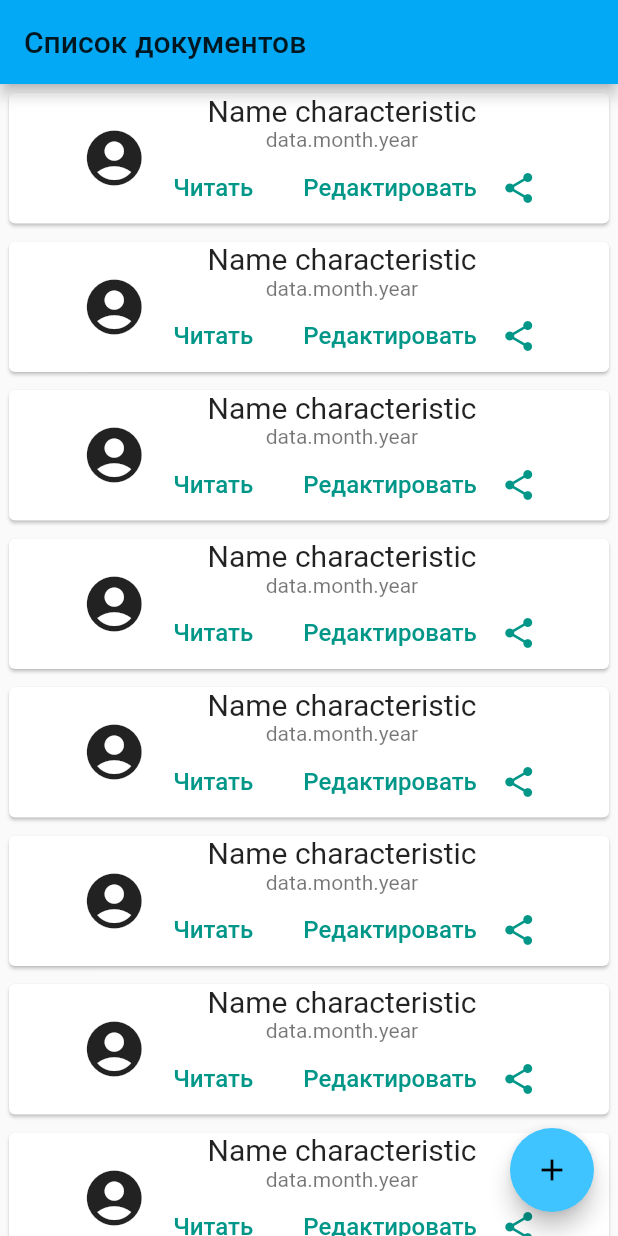
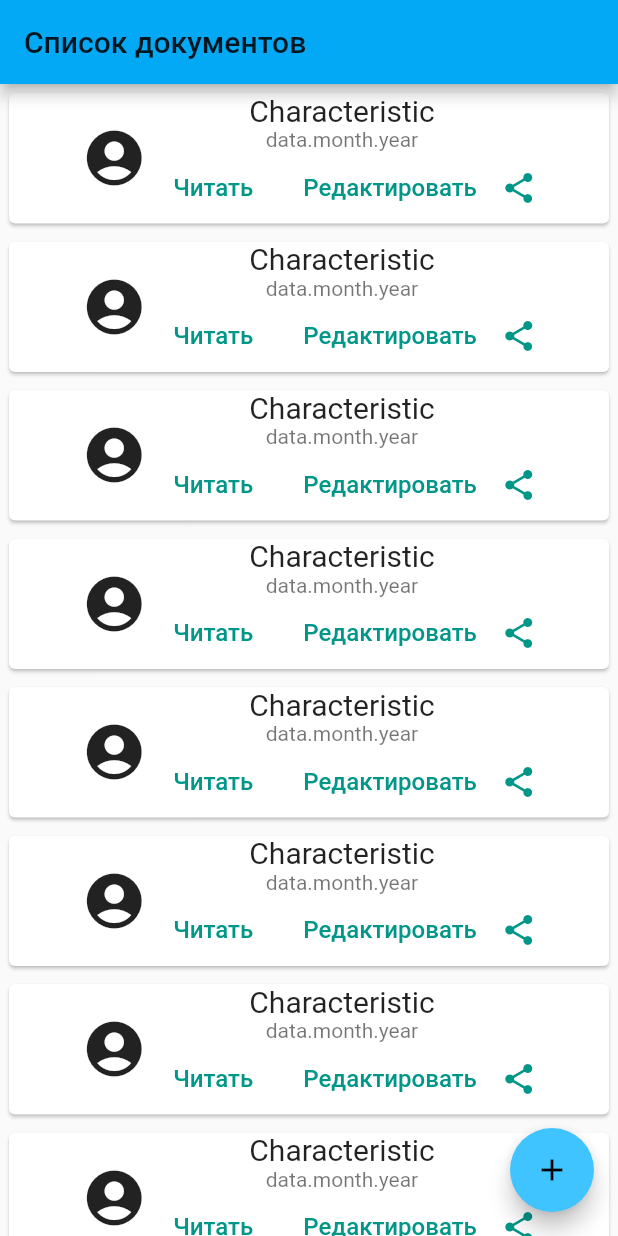
Before and after one commit to CoMatu/flutter_app2, a Flutter app: the screen it shows after launch, on a phone screen of 412 x 824 dp. Run offline on Flutter 3.47's test engine with Material 2 defaults, Android fonts, the phone set to English and light mode, and no system bars.

```diff
--- a/lib/CharacteristListItem.dart
+++ b/lib/CharacteristListItem.dart
@@ -13,7 +13,7 @@ class CharacteristListItem extends StatelessWidget{
             size: 44.0,),
             new Column(
                 children: <Widget>[
-                  new Text('Name characteristic',
+                  new Text('Сharacteristic',
                   style: new TextStyle(
                     fontSize: 20.0,
                   ),
--- a/lib/main.dart
+++ b/lib/main.dart
@@ -18,6 +18,7 @@ void main() => runApp(new MaterialApp(
 );
 
 class CharacteristList extends StatelessWidget {
+
   @override
   Widget build(BuildContext context) {
     return new Scaffold(
@@ -25,7 +26,7 @@ class CharacteristList extends StatelessWidget {
         title: const Text('Список документов'),
       ),
       body: new ListView.builder(
-            itemCount: 12,
+            itemCount: 8,
             itemBuilder: (context, index){
               return new CharacteristListItem();
             },
@@ -431,6 +432,7 @@ class CharacteristicsStorage {
     // Write the file
     return file.writeAsString('$content');
   }
+
 }
 
 class FileName {
```
